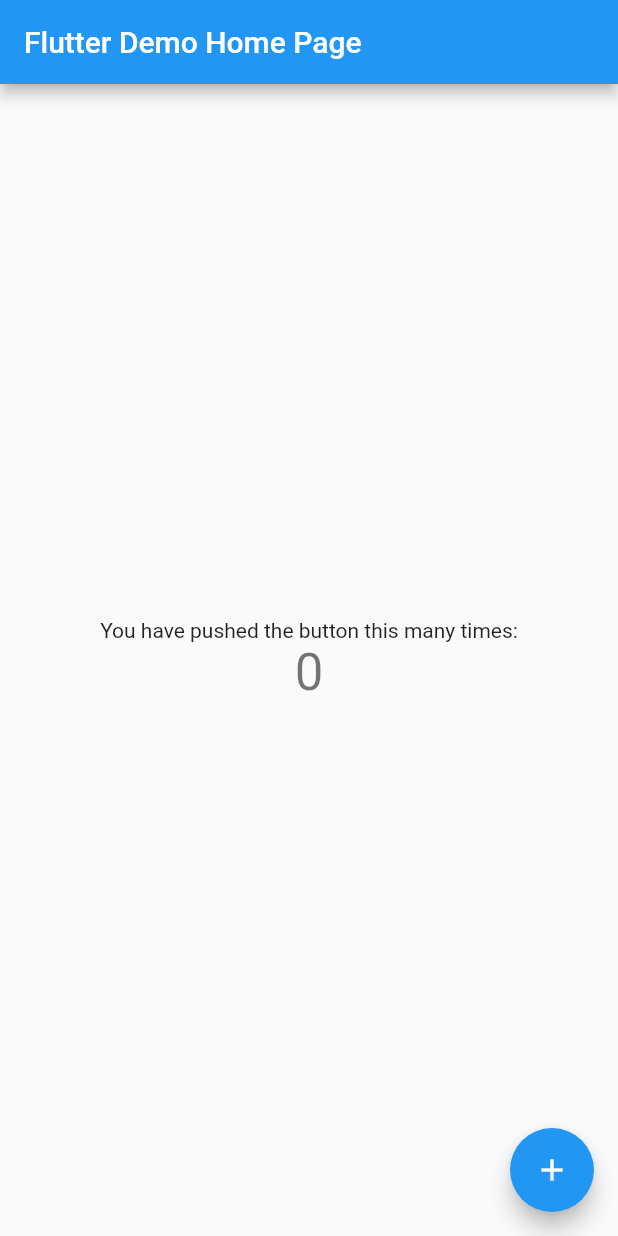
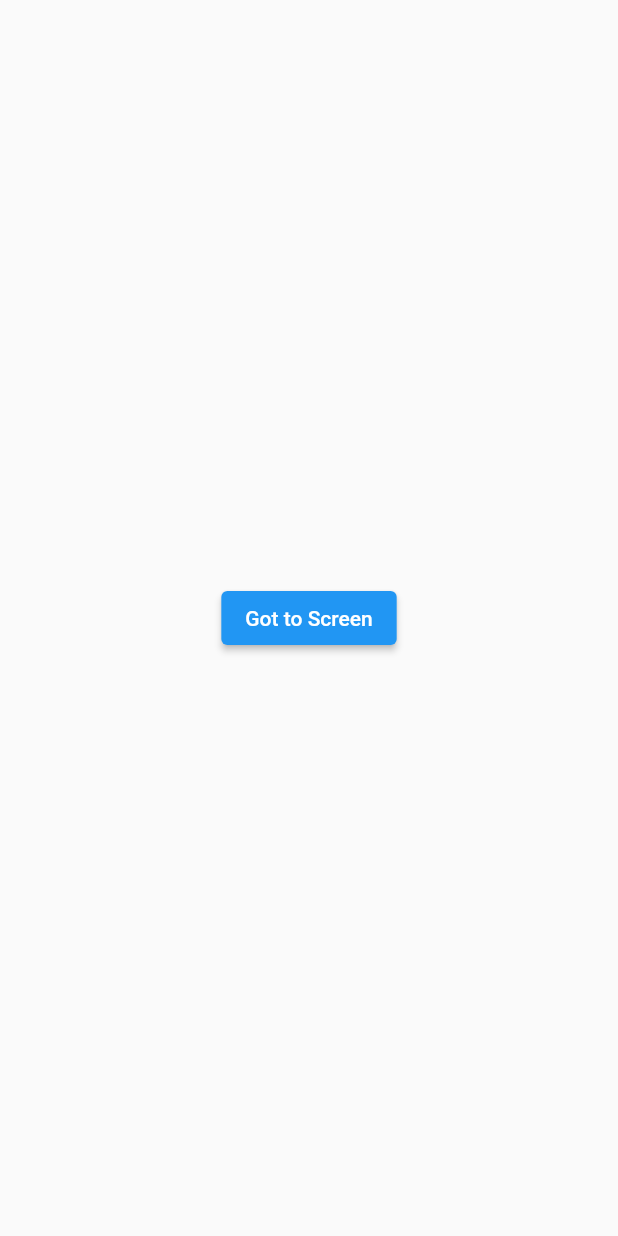
Before and after one commit to hansraj3160/Quote_app-Flutter, a Flutter app: the screen it shows after launch, on a phone screen of 412 x 824 dp. Run offline on Flutter 3.47's test engine with Material 2 defaults, Android fonts, the phone set to English and light mode, and no system bars.

Commit message:
Added home screen and navigator one screen to another screen

```diff
--- a/qoutsapp/lib/main.dart
+++ b/qoutsapp/lib/main.dart
@@ -1,4 +1,6 @@
 import 'package:flutter/material.dart';
+import 'package:qoutsapp/screens/home_screen.dart';
+import 'screens/home_screen.dart';
 
 void main() {
   runApp(const MyApp());
@@ -7,109 +9,9 @@ void main() {
 class MyApp extends StatelessWidget {
   const MyApp({Key? key}) : super(key: key);
 
-  // This widget is the root of your application.
   @override
   Widget build(BuildContext context) {
-    return MaterialApp(
-      title: 'Flutter Demo',
-      theme: ThemeData(
-        // This is the theme of your application.
-        //
-        // Try running your application with "flutter run". You'll see the
-        // application has a blue toolbar. Then, without quitting the app, try
-        // changing the primarySwatch below to Colors.green and then invoke
-        // "hot reload" (press "r" in the console where you ran "flutter run",
-        // or simply save your changes to "hot reload" in a Flutter IDE).
-        // Notice that the counter didn't reset back to zero; the application
-        // is not restarted.
-        primarySwatch: Colors.blue,
-      ),
-      home: const MyHomePage(title: 'Flutter Demo Home Page'),
-    );
+    // ignore: prefer_const_constructors
+    return MaterialApp(home: const HomeScreen());
   }
 }
-
-class MyHomePage extends StatefulWidget {
-  const MyHomePage({Key? key, required this.title}) : super(key: key);
-
-  // This widget is the home page of your application. It is stateful, meaning
-  // that it has a State object (defined below) that contains fields that affect
-  // how it looks.
-
-  // This class is the configuration for the state. It holds the values (in this
-  // case the title) provided by the parent (in this case the App widget) and
-  // used by the build method of the State. Fields in a Widget subclass are
-  // always marked "final".
-
-  final String title;
-
-  @override
-  State<MyHomePage> createState() => _MyHomePageState();
-}
-
-class _MyHomePageState extends State<MyHomePage> {
-  int _counter = 0;
-
-  void _incrementCounter() {
-    setState(() {
-      // This call to setState tells the Flutter framework that something has
-      // changed in this State, which causes it to rerun the build method below
-      // so that the display can reflect the updated values. If we changed
-      // _counter without calling setState(), then the build method would not be
-      // called again, and so nothing would appear to happen.
-      _counter++;
-    });
-  }
-
-  @override
-  Widget build(BuildContext context) {
-    // This method is rerun every time setState is called, for instance as done
-    // by the _incrementCounter method above.
-    //
-    // The Flutter framework has been optimized to make rerunning build methods
-    // fast, so that you can just rebuild anything that needs updating rather
-    // than having to individually change instances of widgets.
-    return Scaffold(
-      appBar: AppBar(
-        // Here we take the value from the MyHomePage object that was created by
-        // the App.build method, and use it to set our appbar title.
-        title: Text(widget.title),
-      ),
-      body: Center(
-        // Center is a layout widget. It takes a single child and positions it
-        // in the middle of the parent.
-        child: Column(
-          // Column is also a layout widget. It takes a list of children and
-          // arranges them vertically. By default, it sizes itself to fit its
-          // children horizontally, and tries to be as tall as its parent.
-          //
-          // Invoke "debug painting" (press "p" in the console, choose the
-          // "Toggle Debug Paint" action from the Flutter Inspector in Android
-          // Studio, or the "Toggle Debug Paint" command in Visual Studio Code)
-          // to see the wireframe for each widget.
-          //
-          // Column has various properties to control how it sizes itself and
-          // how it positions its children. Here we use mainAxisAlignment to
-          // center the children vertically; the main axis here is the vertical
-          // axis because Columns are vertical (the cross axis would be
-          // horizontal).
-          mainAxisAlignment: MainAxisAlignment.center,
-          children: <Widget>[
-            const Text(
-              'You have pushed the button this many times:',
-            ),
-            Text(
-              '$_counter',
-              style: Theme.of(context).textTheme.headline4,
-            ),
-          ],
-        ),
-      ),
-      floatingActionButton: FloatingActionButton(
-        onPressed: _incrementCounter,
-        tooltip: 'Increment',
-        child: const Icon(Icons.add),
-      ), // This trailing comma makes auto-formatting nicer for build methods.
-    );
-  }
-}
--- /dev/null
+++ b/qoutsapp/lib/screens/home_screen.dart
@@ -0,0 +1,24 @@
+import 'package:flutter/material.dart';
+import 'package:qoutsapp/screens/second_screen.dart';
+
+class HomeScreen extends StatelessWidget {
+  const HomeScreen({Key? key}) : super(key: key);
+
+  @override
+  Widget build(BuildContext context) {
+    return SafeArea(
+        child: Scaffold(
+            // appBar: AppBar(
+            //   title: const Text("Qouts App"),
+            // ),
+            body: Center(
+      child: ElevatedButton(
+        onPressed: () {
+          Navigator.of(context).push(
+              MaterialPageRoute(builder: (context) => const SecondScreen()));
+        },
+        child: const Text("Got to Screen"),
+      ),
+    )));
+  }
+}
```
Also changed, not shown: qoutsapp/lib/screens/second_screen.dart (added, +18 -0 lines).
